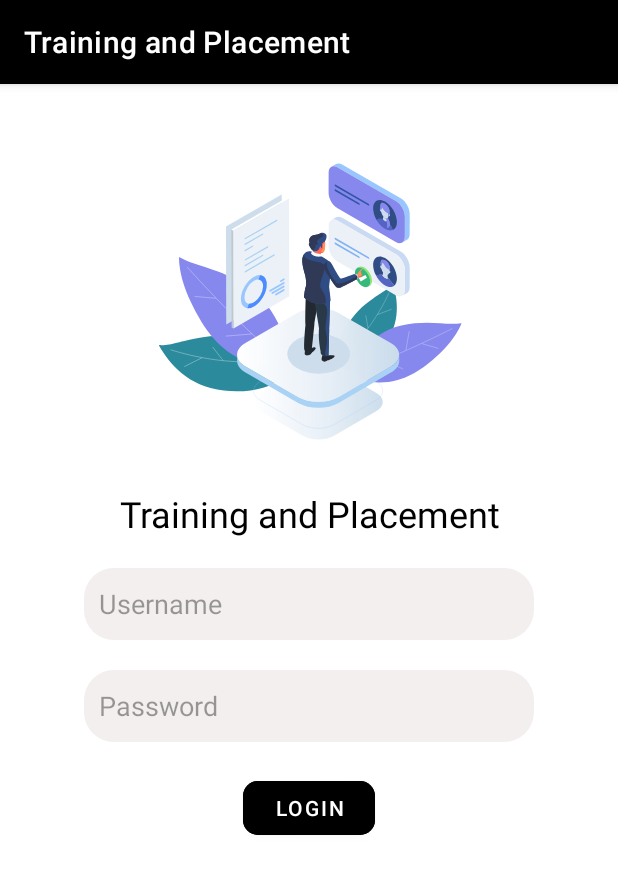
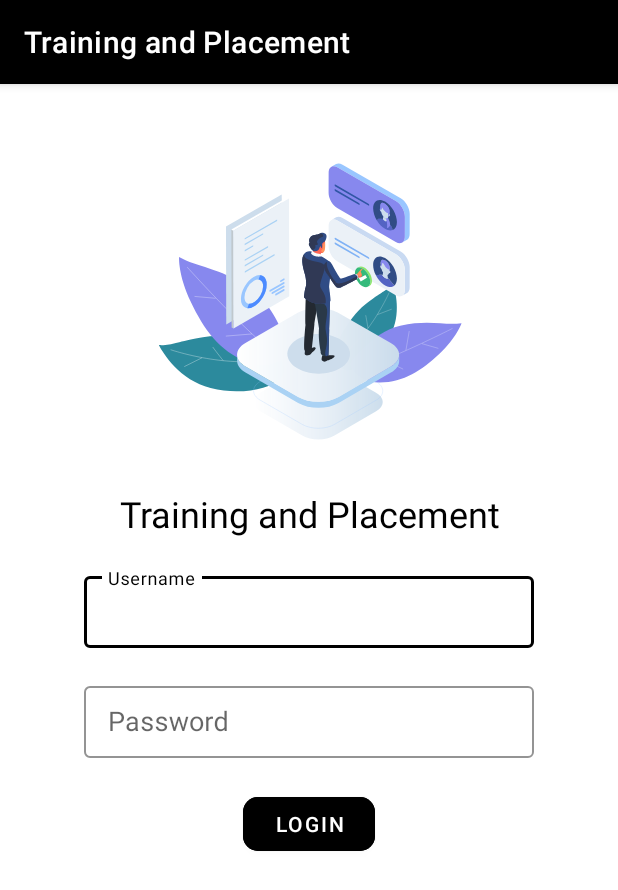
Before and after one commit to Pratik0410/TPO_Training_and_Placement_App, an Android app: the LoginActivity screen opened directly, with no data from a screen before it, on a phone screen of 412 x 824 dp. Shown: the top 890 px of the screen. Run offline under Robolectric (Android 15) with nearby library versions, the phone set to English and light mode, and no system bars; our stand-ins replace Firebase (no records; nobody signed in at launch, a user with empty details on screens opened directly); Roboto replaces fonts that are not available here; 1 statement that could not run was skipped.

Commit message:
Login Activity UI modified

```diff
--- a/app/src/main/res/layout/activity_login.xml
+++ b/app/src/main/res/layout/activity_login.xml
@@ -33,33 +33,53 @@
             android:textColor="@color/black"
             android:textSize="24sp" />
 
-        <EditText
+        <com.google.android.material.textfield.TextInputLayout
+            android:id="@+id/outlinedTextField"
+            android:layout_width="300dp"
+            android:layout_height="wrap_content"
+            android:layout_gravity="center"
+            android:layout_marginTop="20dp"
+            app:hintTextColor="@color/black"
+            app:boxStrokeColor="@color/black"
+            android:hint="@string/username_textview"
+            style="@style/Widget.MaterialComponents.TextInputLayout.OutlinedBox">
+
+            <com.google.android.material.textfield.TextInputEditText
                 android:id="@+id/id_username"
                 android:layout_width="300dp"
                 android:layout_height="wrap_content"
                 android:layout_gravity="center"
-            android:layout_marginTop="20dp"
-            android:background="@drawable/text_corner_radius"
-            android:hint="@string/username_textview"
                 android:inputType="textPersonName"
+                android:textCursorDrawable="@color/black"
                 android:minHeight="48dp"
                 android:padding="10dp"
                 android:textColorHint="#660B0B0B"
                 android:textSize="18sp" />
+        </com.google.android.material.textfield.TextInputLayout>
 
-        <EditText
+        <com.google.android.material.textfield.TextInputLayout
+            android:id="@+id/outlinedTextField1"
+            android:layout_width="300dp"
+            android:layout_height="wrap_content"
+            android:layout_gravity="center"
+            android:layout_marginTop="20dp"
+            app:hintTextColor="@color/black"
+            app:boxStrokeColor="@color/black"
+            android:hint="Password"
+            style="@style/Widget.MaterialComponents.TextInputLayout.OutlinedBox">
+
+        <com.google.android.material.textfield.TextInputEditText
             android:id="@+id/id_password"
             android:layout_width="300dp"
             android:layout_height="wrap_content"
             android:layout_gravity="center"
-            android:layout_marginTop="20dp"
-            android:background="@drawable/text_corner_radius"
-            android:hint="Password"
             android:inputType="textPassword"
+            android:textCursorDrawable="@color/black"
             android:minHeight="48dp"
             android:padding="10dp"
             android:textColorHint="#660B0B0B"
             android:textSize="18sp" />
+        </com.google.android.material.textfield.TextInputLayout>
 
         <Button
             android:id="@+id/id_login"
```
Lines whose indentation alone changed are shown as unchanged.
